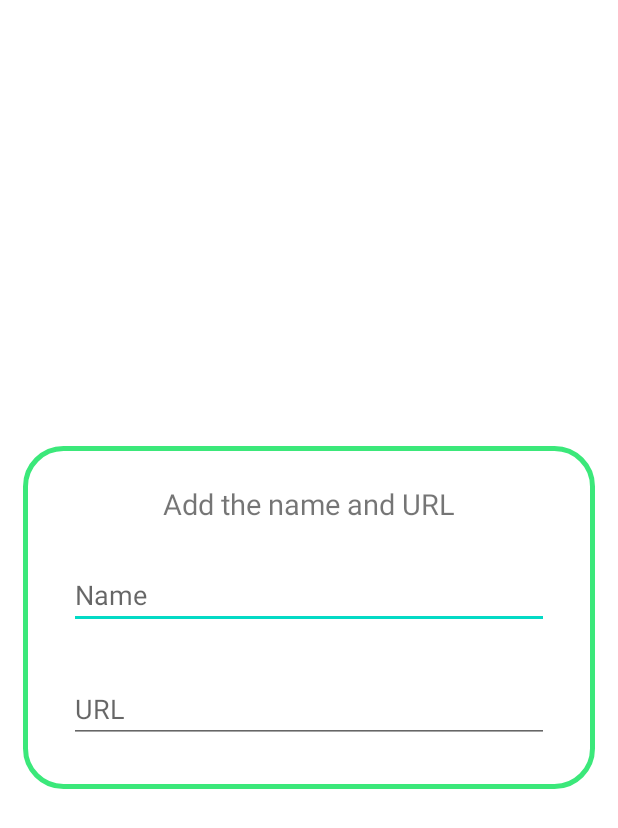
After one commit to snoopppy/A1-First-App, an Android app: the layout add_item.xml on its own in the app's theme, with its tools: preview values and no code run, on a phone screen of 412 x 824 dp. The commit adds this screen. Shown: the top 828 px of the screen. Run offline under Robolectric (Android 15) with nearby library versions, the phone set to English and light mode, and no system bars.

Commit message:
Create the table for users to enter name and URL

```diff
--- a/app/build.gradle
+++ b/app/build.gradle
@@ -1,5 +1,6 @@
 plugins {
     id 'com.android.application'
+    id 'org.jetbrains.kotlin.android'
 }
 
 android {
@@ -36,6 +37,7 @@ dependencies {
     implementation 'androidx.constraintlayout:constraintlayout:2.1.3'
     implementation 'androidx.recyclerview:recyclerview:1.3.0-rc01'
     implementation 'androidx.cardview:cardview:1.0.0'
+    implementation 'androidx.core:core-ktx:+'
     testImplementation 'junit:junit:4.13.2'
     androidTestImplementation 'androidx.test.ext:junit:1.1.3'
     androidTestImplementation 'androidx.test.espresso:espresso-core:3.4.0'
--- /dev/null
+++ b/app/src/main/java/edu/northeastern/numad23sp_bolangyu/model/Userdata.kt
@@ -0,0 +1,6 @@
+package edu.northeastern.numad23sp_bolangyu.model
+
+data class Userdata (
+        val userName:String,
+        val URL:String
+        )
--- /dev/null
+++ b/app/src/main/res/drawable/ic_add.xml
@@ -0,0 +1,5 @@
+<vector android:height="24dp" android:tint="#000000"
+    android:viewportHeight="24" android:viewportWidth="24"
+    android:width="24dp" xmlns:android="http://schemas.android.com/apk/res/android">
+    <path android:fillColor="@android:color/white" android:pathData="M19,13h-6v6h-2v-6H5v-2h6V5h2v6h6v2z"/>
+</vector>
--- /dev/null
+++ b/app/src/main/res/drawable/shape_background.xml
@@ -0,0 +1,8 @@
+<?xml version="1.0" encoding="utf-8"?>
+<shape
+    android:shape="rectangle"
+    xmlns:android="http://schemas.android.com/apk/res/android">
+    <solid android:color="@color/white"/>
+    <stroke android:color="@color/purple_500" android:width="3dp"/>
+    <corners android:radius="25dp"/>
+</shape>
--- /dev/null
+++ b/app/src/main/res/layout/add_item.xml
@@ -0,0 +1,46 @@
+<?xml version="1.0" encoding="utf-8"?>
+<LinearLayout
+    xmlns:android="http://schemas.android.com/apk/res/android"
+    android:layout_width="match_parent"
+    android:layout_height="match_parent"
+    android:orientation="vertical"
+    android:gravity="center"
+    android:layout_margin="15dp"
+    >
+
+    <LinearLayout
+        android:orientation="vertical"
+        android:padding="15dp"
+        android:paddingLeft="8dp"
+        android:paddingRight="8dp"
+        android:background="@drawable/shape_background"
+        android:layout_width="match_parent"
+        android:layout_height="wrap_content">
+        <TextView
+            android:text="Add the name and URL"
+            android:textSize="19sp"
+            android:padding="10dp"
+            android:paddingLeft="15dp"
+            android:paddingRight="8dp"
+            android:paddingTop="8dp"
+            android:layout_gravity="center"
+            android:gravity="center"
+            android:layout_width="wrap_content"
+            android:layout_height="wrap_content"/>
+        <EditText
+            android:id="@+id/userName"
+            android:hint="Name"
+            android:textSize="18sp"
+            android:layout_margin="15dp"
+            android:layout_width="match_parent"
+            android:layout_height="wrap_content"/>
+        <EditText
+            android:id="@+id/userURL"
+            android:hint="URL"
+            android:textSize="18sp"
+            android:layout_margin="15dp"
+            android:layout_width="match_parent"
+            android:layout_height="wrap_content"/>
+
+    </LinearLayout>
+</LinearLayout>
--- a/app/src/main/res/values/colors.xml
+++ b/app/src/main/res/values/colors.xml
@@ -1,7 +1,7 @@
 <?xml version="1.0" encoding="utf-8"?>
 <resources>
     <color name="purple_200">#FFBB86FC</color>
-    <color name="purple_500">#FF6200EE</color>
+    <color name="purple_500">#3BE87A</color>
     <color name="purple_700">#FF3700B3</color>
     <color name="teal_200">#FF03DAC5</color>
     <color name="teal_700">#FF018786</color>
--- a/build.gradle
+++ b/build.gradle
@@ -2,4 +2,5 @@
 plugins {
     id 'com.android.application' version '7.4.0' apply false
     id 'com.android.library' version '7.4.0' apply false
+    id 'org.jetbrains.kotlin.android' version '1.8.10' apply false
 }
```
Also changed, not shown: app/src/main/java/edu/northeastern/numad23sp_bolangyu/view/UserAdapter.kt (added, +36 -0 lines), app/src/main/res/layout/activity_main4.xml (+21 -8 lines), app/src/main/res/layout/list.xml (added, +49 -0 lines), app/src/main/res/layout/list_URL.xml (deleted, +0 -48 lines).
